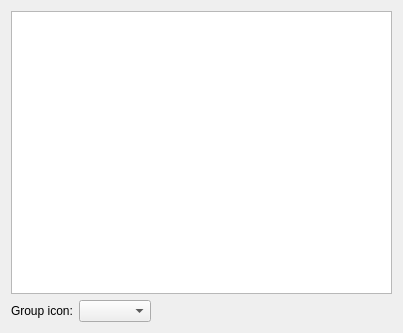
Above: src/dictgroupwidget.ui from goldendict/goldendict before the change. Below: the same form after it.
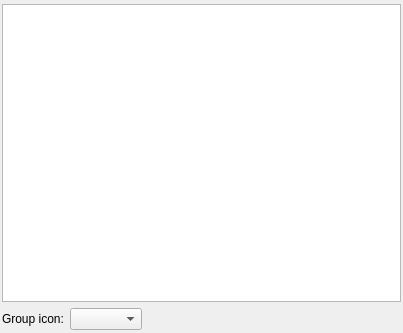
That is the form after the change. Custom widgets are drawn as their Qt base class.

The edit to the form file:
```diff
--- a/src/dictgroupwidget.ui
+++ b/src/dictgroupwidget.ui
@@ -12,7 +12,19 @@
   <property name="windowTitle" >
    <string>Form</string>
   </property>
-  <layout class="QVBoxLayout" name="verticalLayout" >
+  <layout class="QVBoxLayout" name="verticalLayout">
+   <property name="leftMargin">
+    <number>2</number>
+   </property>
+   <property name="topMargin">
+    <number>4</number>
+   </property>
+   <property name="rightMargin">
+    <number>2</number>
+   </property>
+   <property name="bottomMargin">
+    <number>3</number>
+   </property>
    <item>
     <widget class="DictListWidget" name="dictionaries" />
    </item>
```
Left out of the diff: 27 changed lines with no effect on the pictures.
